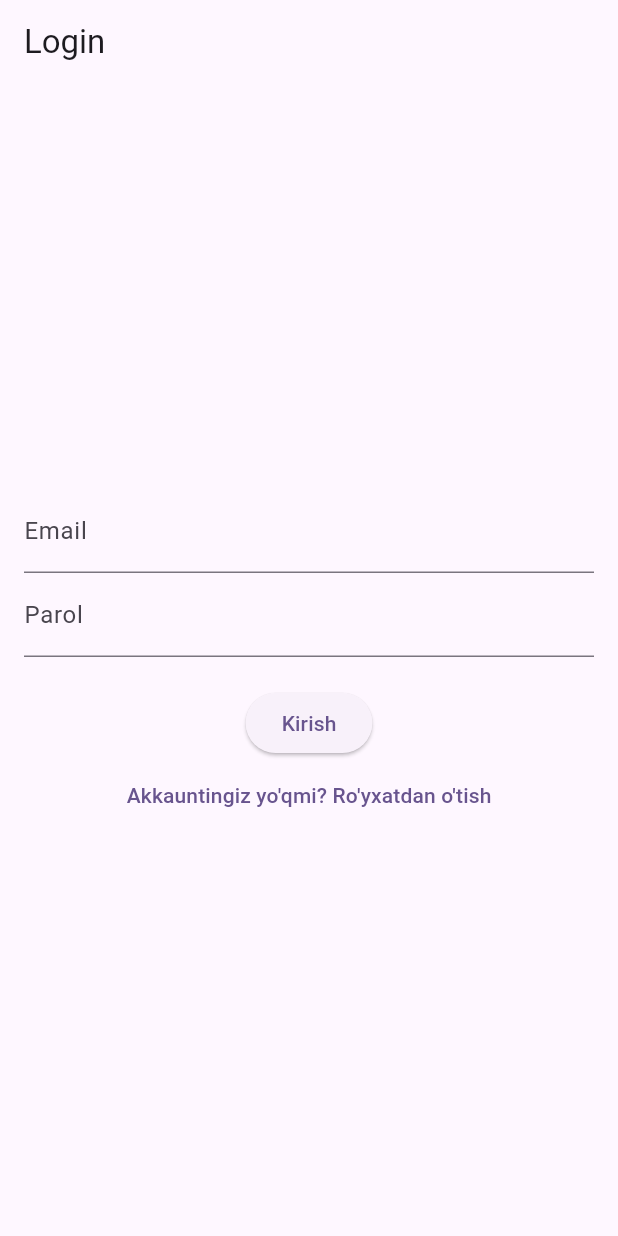
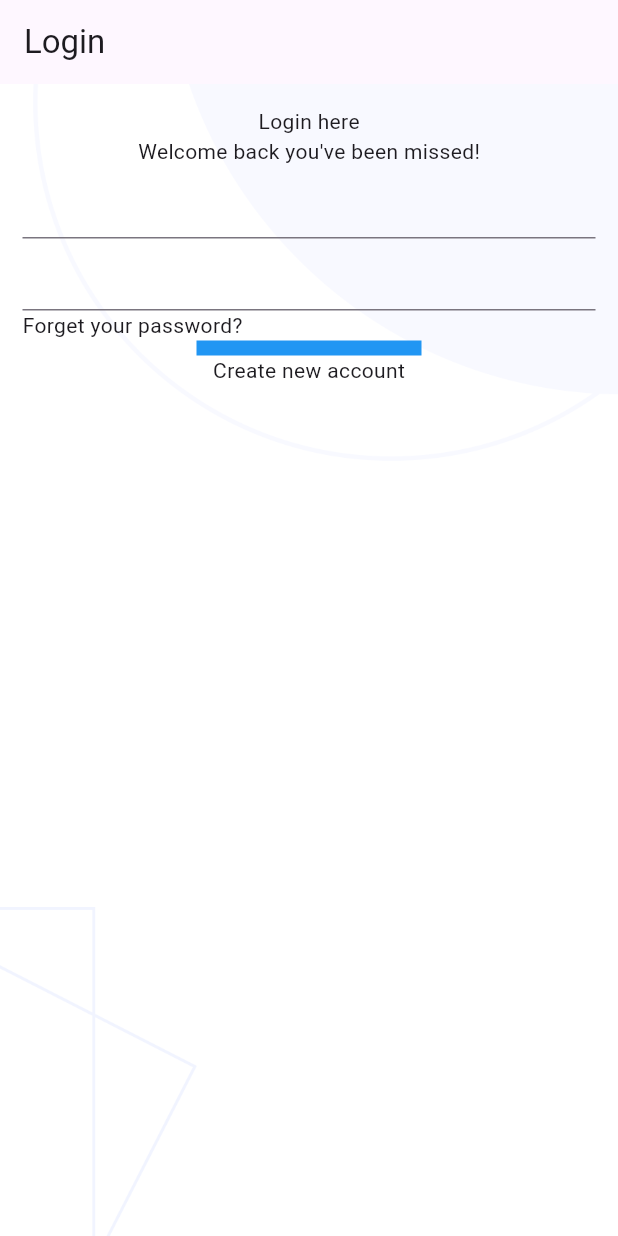
Before and after one commit to Makhmudjonov/medapp, a Flutter app: the LoginPage screen opened directly, on a phone screen of 412 x 824 dp. Run offline on Flutter 3.47's test engine with Material 3 defaults, Android fonts, the phone set to English and light mode, and no system bars.

Commit message:
Login poge

```diff
--- a/lib/screen/login.dart
+++ b/lib/screen/login.dart
@@ -34,35 +34,29 @@ class _LoginPageState extends State<LoginPage> {
   Widget build(BuildContext context) {
     return Scaffold(
       appBar: AppBar(title: Text("Login")),
-      body: Padding(
-        padding: EdgeInsets.all(16.0),
-        child: Column(
-          mainAxisAlignment: MainAxisAlignment.center,
-          children: [
-            TextField(
-              controller: emailController,
-              decoration: InputDecoration(labelText: "Email"),
-            ),
-            TextField(
-              controller: passwordController,
-              decoration: InputDecoration(labelText: "Parol"),
-              obscureText: true,
-            ),
-            SizedBox(height: 20),
-            ElevatedButton(
-              onPressed: login,
-              child: Text("Kirish"),
-            ),
-            TextButton(
-              onPressed: () {
-                Navigator.push(
-                  context,
-                  MaterialPageRoute(builder: (context) => SignUpPage()),
-                );
-              },
-              child: Text("Akkauntingiz yo'qmi? Ro'yxatdan o'tish"),
-            ),
-          ],
+      body: Container(
+        decoration: BoxDecoration(
+            image: DecorationImage(
+                image: AssetImage("assets/background.png"), fit: BoxFit.cover)),
+        child: Padding(
+          padding: EdgeInsets.all(15),
+          child: Column(
+            children: [
+              Text("Login here"),
+              Text("Welcome back you've been missed!"),
+              TextField(),
+              TextField(),
+              Row(
+                children: [Text("Forget your password?")],
+              ),
+              Container(
+                height: 10,
+                width: 150,
+                color: Colors.blue,
+              ),
+              Text("Create new account"),
+            ],
+          ),
         ),
       ),
     );
```
Also changed, not shown: assets/background.png (added).
